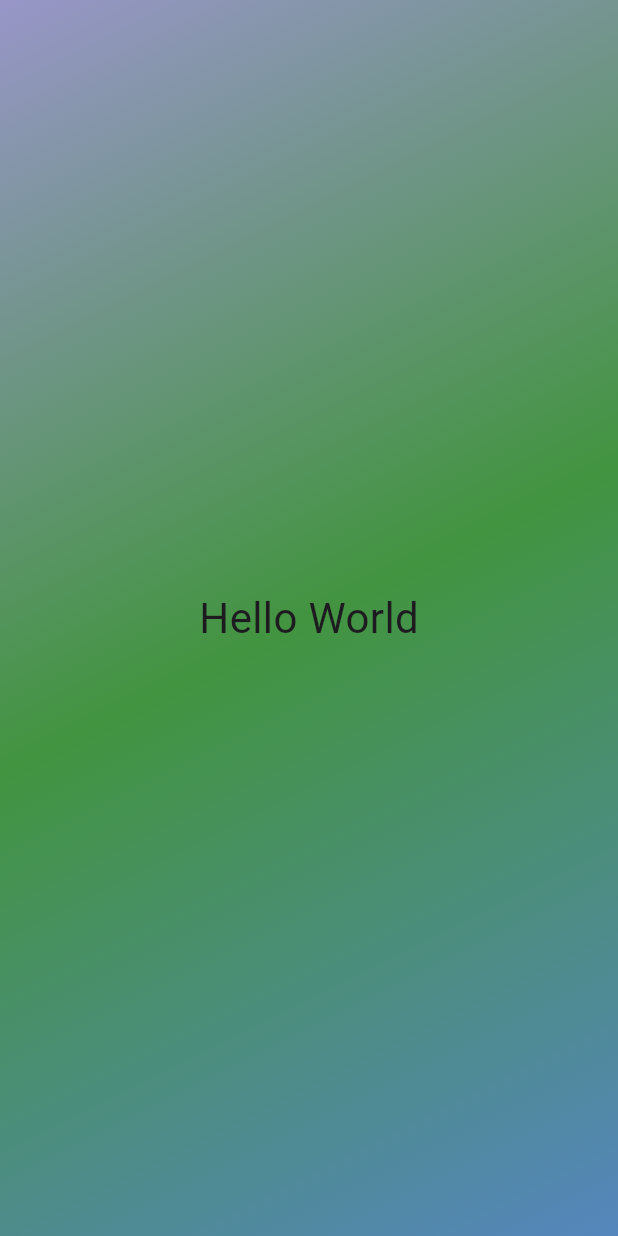
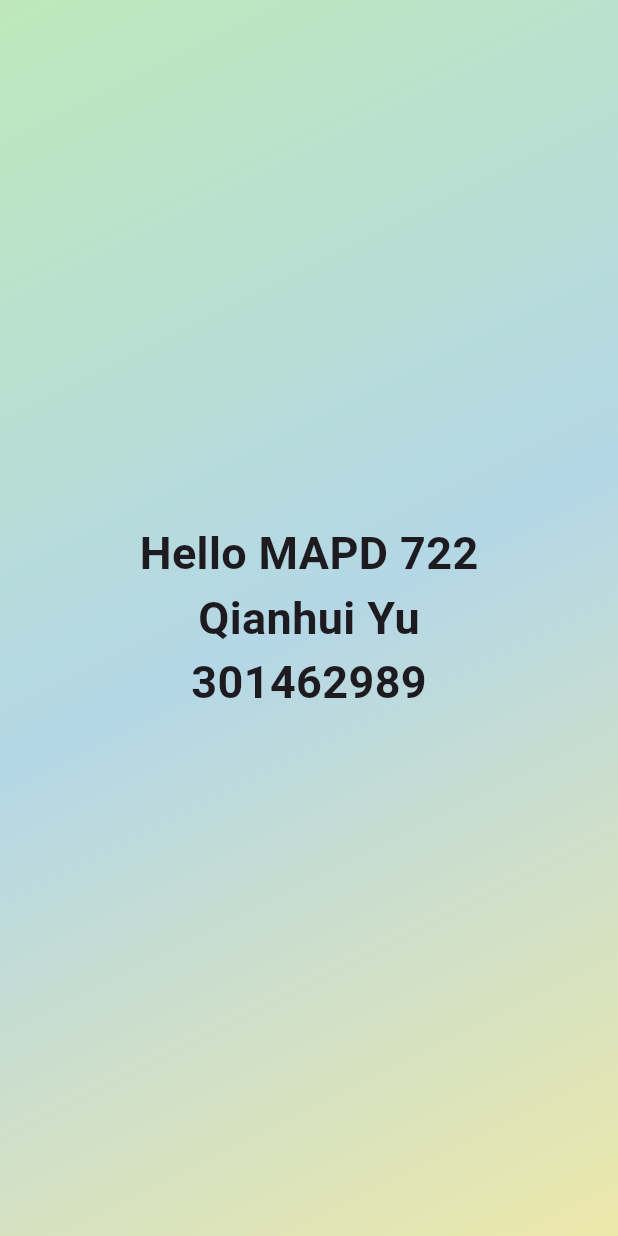
Before and after one commit to helenyuhhh/week1app, a Flutter app: the screen it shows after launch, on a phone screen of 412 x 824 dp. Run offline on Flutter 3.47's test engine with Material 3 defaults, Android fonts, the phone set to English and light mode, and no system bars.

Commit message:
font and content changed

```diff
--- a/lib/main.dart
+++ b/lib/main.dart
@@ -20,15 +20,28 @@ class MyFirstWidget extends StatelessWidget{
             end: Alignment.bottomRight,
             // color array
             colors: [
-            Color.fromARGB(255, 152, 150, 200),
-            Color.fromARGB(255, 66, 148, 64),
-            Color.fromARGB(255, 85, 134, 189)
+            Color.fromARGB(255, 190, 232, 187),
+            Color.fromARGB(255, 180, 215, 230),
+            Color.fromARGB(255, 236, 232, 170)
           ])),
           // once the linear gradient added, the color can be removed
           //color: const Color.fromARGB(255, 163, 138, 207),
           // hover on the elements to see the attributes
           child: const Center(
-            child: Text('Hello World', style: TextStyle(fontSize: 28),)),),
+            child:
+            Column(
+              mainAxisAlignment: MainAxisAlignment.center,
+              children: [
+                Text('Hello MAPD 722',
+                style: TextStyle(fontSize: 30, fontWeight: FontWeight.bold),),
+                Text('Qianhui Yu',
+                style: TextStyle(fontSize: 30, fontWeight: FontWeight.bold),),
+                Text('301462989',
+                style: TextStyle(fontSize: 30, fontWeight: FontWeight.bold),),
+
+              ]
+            )
+            ),),
     )
     )
     );
```
